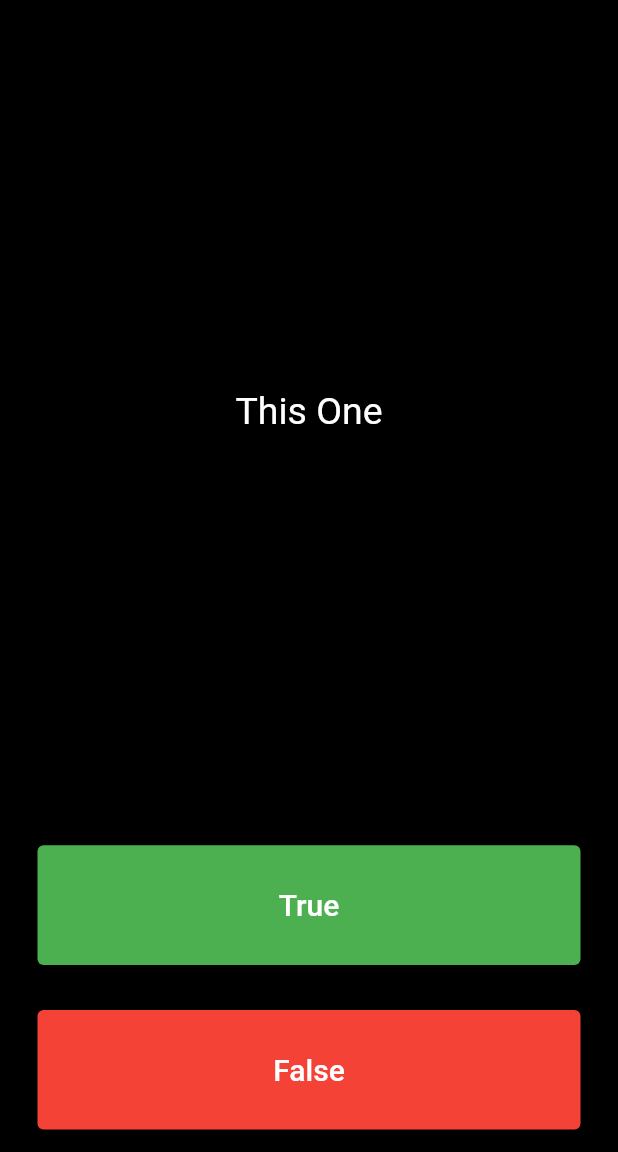
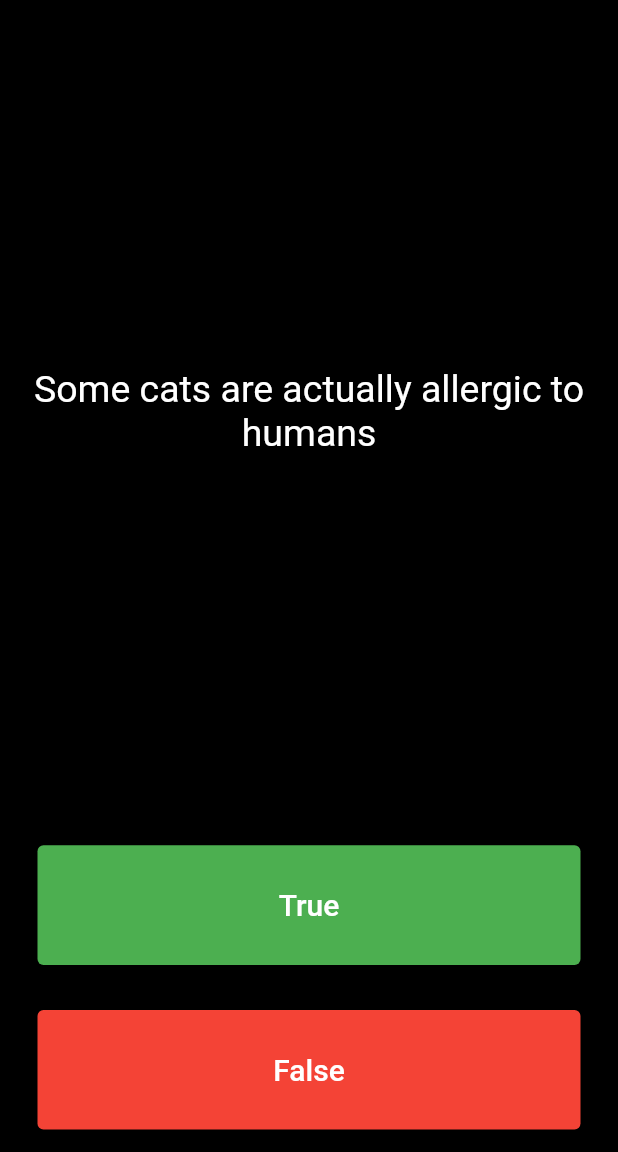
Before and after one commit to sadiqmmm/quizzler_app, a Flutter app: the screen it shows after launch, on a phone screen of 412 x 824 dp, the part 84-1236 px from its top. Run offline on Flutter 3.47's test engine with Material 2 defaults, Android fonts, the phone set to English and light mode, and no system bars; our stand-ins replace rflutter_alert.

Commit message:
Update the question

```diff
--- a/lib/quiz_brain.dart
+++ b/lib/quiz_brain.dart
@@ -2,10 +2,35 @@ import 'question.dart';
 
 class QuizBrain {
   int _questionNumber = 0;
+
   final List<Question> _questionBank = [
-    Question(q: 'This One', a: false),
-    Question(q: 'This Two', a: true),
-    Question(q: 'This Three', a: true)
+    Question(q: 'Some cats are actually allergic to humans', a: true),
+    Question(q: 'You can lead a cow down stairs but not up stairs.', a: false),
+    Question(
+        q: 'Approximately one quarter of human bones are in the feet.',
+        a: true),
+    Question(q: 'A slug\'s blood is green.', a: true),
+    Question(q: 'Buzz Aldrin\'s mother\'s maiden name was "Moon".', a: true),
+    Question(q: 'It is illegal to pee in the Ocean in Portugal.', a: true),
+    Question(
+        q: 'No piece of square dry paper can be folded in half more than 7 times.',
+        a: false),
+    Question(
+        q: 'In London, UK, if you happen to die in the House of Parliament, you are technically entitled to a state funeral, because the building is considered too sacred a place.',
+        a: true),
+    Question(
+        q: 'The loudest sound produced by any animal is 188 decibels. That animal is the African Elephant.',
+        a: false),
+    Question(
+        q: 'The total surface area of two human lungs is approximately 70 square metres.',
+        a: true),
+    Question(q: 'Google was originally called "Backrub".', a: true),
+    Question(
+        q: 'q:Chocolate affects a dog\'s heart and nervous system; a few ounces are enough to kill a small dog.',
+        a: true),
+    Question(
+        q: 'In West Virginia, USA, if you accidentally hit an animal with your car, you are free to take it home to eat.',
+        a: true),
   ];
 
   String getQuestionText() {
```
